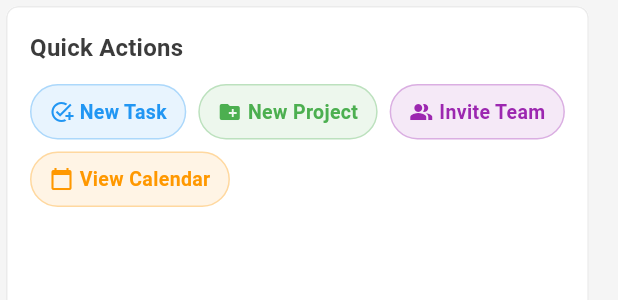
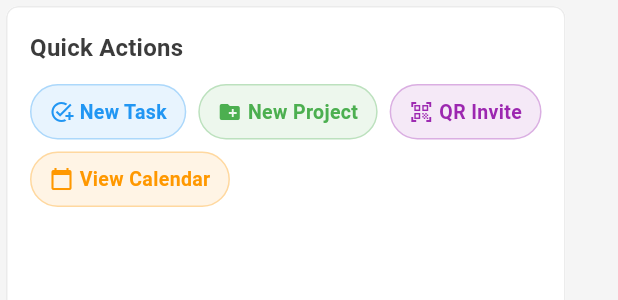
Before and after one commit to NikolasNeofytou/human-computer-interaction, a Flutter app: the QuickActionsCard widget shown alone on an empty page, opened directly, on a phone screen of 412 x 824 dp. Shown: the top 300 px of the screen. Run offline on Flutter 3.47's test engine with Material 3 defaults, Android fonts, the phone set to English and light mode, and no system bars; our stand-ins replace app_links, audioplayers, confetti, dio, file_picker, flutter_riverpod and 7 more; missing offline and left inert: flutter_sound, mobile_scanner; accounts and stored records are empty.

Commit message:
Disable unified QR screen temporarily
- Comment out unified_qr_screen.dart import and route
- Keep file for future development
- App builds successfully without it

```diff
--- a/taskflow_app/lib/app_router.dart
+++ b/taskflow_app/lib/app_router.dart
@@ -17,6 +17,7 @@ import 'features/profile/presentation/personal_qr_screen.dart';
 import 'features/profile/presentation/scan_teammate_screen.dart';
 import 'features/profile/presentation/team_screen.dart';
 import 'features/profile/presentation/signup_screen.dart';
+// import 'features/invite/presentation/unified_qr_screen.dart'; // TODO: Fix and re-enable
 import 'features/projects/presentation/projects_screen.dart';
 import 'features/projects/presentation/project_detail_screen.dart';
 import 'features/projects/presentation/task_form_screen.dart';
@@ -164,6 +165,11 @@ GoRouter createRouter() {
                 name: 'scan-teammate',
                 builder: (context, state) => const ScanTeammateScreen(),
               ),
+              // GoRoute(
+              //   path: 'invite',
+              //   name: 'unified-qr',
+              //   builder: (context, state) => const UnifiedQRScreen(),
+              // ),
             ],
           ),
           GoRoute(
--- a/taskflow_app/lib/features/profile/widgets/quick_actions_card.dart
+++ b/taskflow_app/lib/features/profile/widgets/quick_actions_card.dart
@@ -38,10 +38,10 @@ class QuickActionsCard extends StatelessWidget {
                   onTap: () => context.push('/projects'),
                 ),
                 _QuickActionChip(
-                  icon: Icons.people_alt,
-                  label: 'Invite Team',
+                  icon: Icons.qr_code_scanner,
+                  label: 'QR Invite',
                   color: Colors.purple,
-                  onTap: () => context.push('/invite'),
+                  onTap: () => context.push('/profile/invite'),
                 ),
                 _QuickActionChip(
                   icon: Icons.calendar_today,
```
